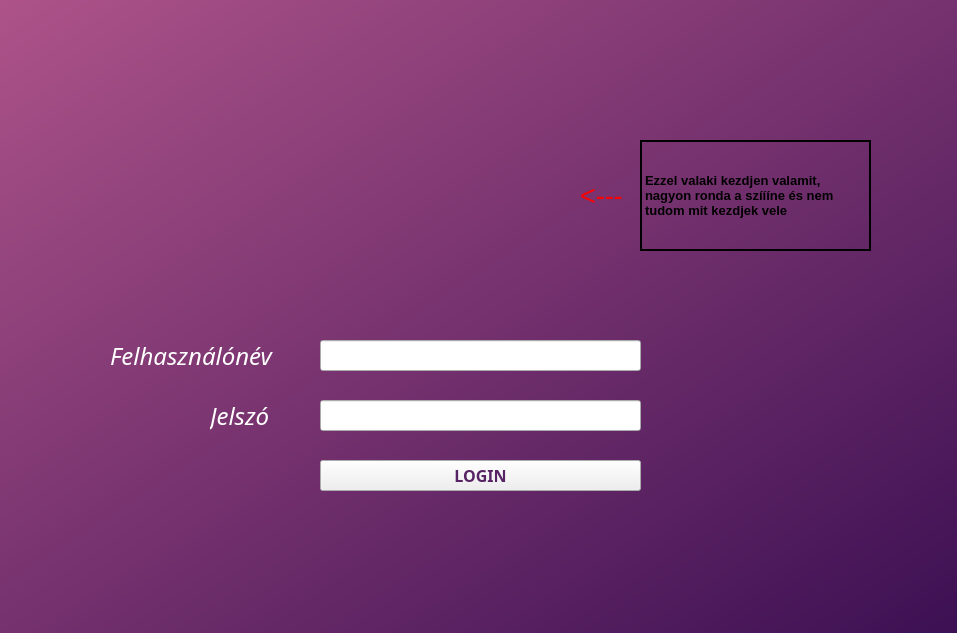
p-anna9603/fancy_nev, file qtserver/mainwindow.ui: the form before one commit.
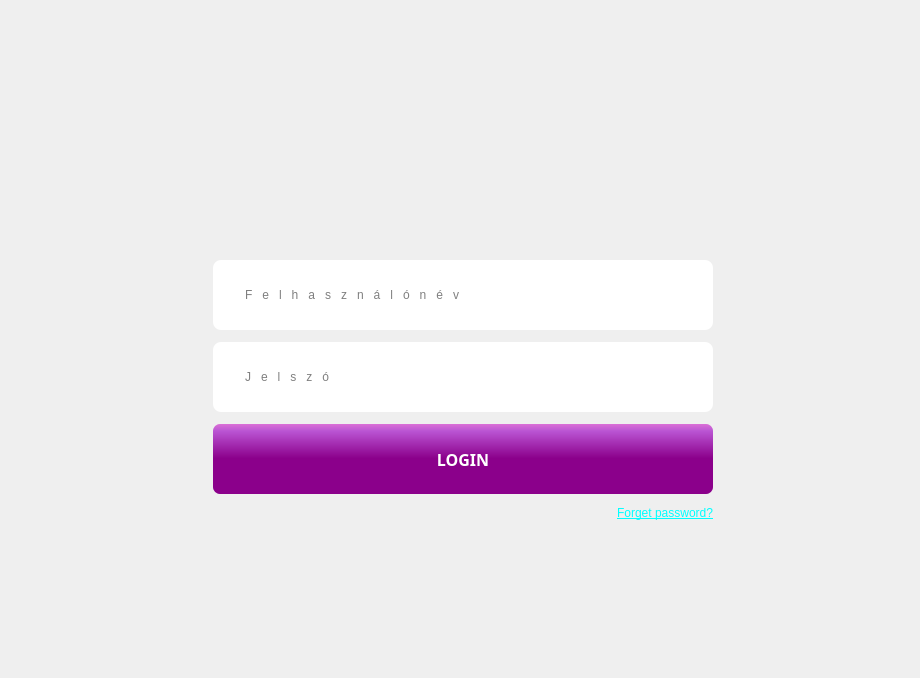
The form after the commit. Icons and pictures are not drawn.

```diff
--- a/qtserver/mainwindow.ui
+++ b/qtserver/mainwindow.ui
@@ -6,10 +6,22 @@
    <rect>
     <x>0</x>
     <y>0</y>
-    <width>957</width>
-    <height>633</height>
+    <width>920</width>
+    <height>678</height>
    </rect>
   </property>
+  <property name="minimumSize">
+   <size>
+    <width>500</width>
+    <height>500</height>
+   </size>
+  </property>
+  <property name="maximumSize">
+   <size>
+    <width>2000</width>
+    <height>2000</height>
+   </size>
+  </property>
   <property name="windowTitle">
    <string>Login</string>
   </property>
@@ -17,180 +29,298 @@
    <iconset resource="resource.qrc">
     <normaloff>:/resource/img/quizzyLogoTransparent.png</normaloff>:/resource/img/quizzyLogoTransparent.png</iconset>
   </property>
+  <property name="toolButtonStyle">
+   <enum>Qt::ToolButtonIconOnly</enum>
+  </property>
+  <property name="dockNestingEnabled">
+   <bool>false</bool>
+  </property>
   <widget class="QWidget" name="centralWidget">
    <property name="styleSheet">
-    <string notr="true">QWidget#centralWidget{background-color: qlineargradient(spread:pad, x1:0, y1:0, x2:1, y2:1, stop:0 rgba(173, 83, 137, 255), stop:1 rgba(60, 16, 83, 255));}</string>
+    <string notr="true">/*QWidget#centralWidget{background-color: qlineargradient(spread:pad, x1:0, y1:0, x2:1, y2:1, stop:0 rgba(173, 83, 137, 255), stop:1 rgba(60, 16, 83, 255));}*/
+
+/* további lehetséges hátterek:
+border-image: url(:/resource/img/bckg_5.jpg);
+border-image: url(:/resource/img/bckg_7.jpg);
+border-image: url(:/resource/img/bckg_10.jpg);
+*/
+
+QWidget#centralWidget
+{
+/*background-image: url(:/resource/img/backg_1.jpg);*/
+border-image: url(:/resource/img/backg_1.jpg);
+background-repeat: no-repeat, repeat;
+bacground-position: center;
+/*background-size: cover;
+position: relative;*/
+}
+
+QPushButton:hover
+{
+   background-color:white;
+}</string>
    </property>
-   <widget class="QLineEdit" name="usernameLogin">
-    <property name="geometry">
-     <rect>
-      <x>320</x>
-      <y>340</y>
-      <width>321</width>
-      <height>31</height>
-     </rect>
-    </property>
-   </widget>
-   <widget class="QLineEdit" name="passwordLogin">
-    <property name="geometry">
-     <rect>
-      <x>320</x>
-      <y>400</y>
-      <width>321</width>
-      <height>31</height>
-     </rect>
-    </property>
-   </widget>
-   <widget class="QPushButton" name="pushButton_2">
-    <property name="geometry">
-     <rect>
-      <x>320</x>
-      <y>460</y>
-      <width>321</width>
-      <height>31</height>
-     </rect>
-    </property>
-    <property name="font">
-     <font>
-      <family>Tw Cen MT Condensed</family>
-      <pointsize>12</pointsize>
-      <weight>75</weight>
-      <bold>true</bold>
-     </font>
-    </property>
-    <property name="styleSheet">
-     <string notr="true">color: rgb(87, 35, 100);</string>
-    </property>
-    <property name="text">
-     <string>LOGIN</string>
-    </property>
-   </widget>
-   <widget class="QLabel" name="label">
-    <property name="geometry">
-     <rect>
-      <x>110</x>
-      <y>340</y>
-      <width>221</width>
-      <height>31</height>
-     </rect>
-    </property>
-    <property name="font">
-     <font>
-      <family>Tw Cen MT</family>
-      <pointsize>18</pointsize>
-      <italic>true</italic>
-     </font>
-    </property>
-    <property name="styleSheet">
-     <string notr="true">color: rgb(255, 255, 255);</string>
-    </property>
-    <property name="text">
-     <string>Felhasználónév</string>
-    </property>
-   </widget>
-   <widget class="QLabel" name="label_2">
-    <property name="geometry">
-     <rect>
-      <x>210</x>
-      <y>400</y>
-      <width>111</width>
-      <height>31</height>
-     </rect>
-    </property>
-    <property name="font">
-     <font>
-      <family>Tw Cen MT</family>
-      <pointsize>18</pointsize>
-      <italic>true</italic>
-     </font>
-    </property>
-    <property name="styleSheet">
-     <string notr="true">color: rgb(255, 255, 255);</string>
-    </property>
-    <property name="text">
-     <string>Jelszó</string>
-    </property>
-   </widget>
-   <widget class="QLabel" name="loginPicture">
-    <property name="geometry">
-     <rect>
-      <x>390</x>
-      <y>130</y>
-      <width>191</width>
-      <height>181</height>
-     </rect>
-    </property>
-    <property name="text">
-     <string/>
-    </property>
-    <property name="pixmap">
-     <pixmap resource="resource.qrc">:/resource/img/loginTrans.png</pixmap>
-    </property>
-    <property name="scaledContents">
-     <bool>true</bool>
-    </property>
-   </widget>
-   <widget class="QLabel" name="label_3">
-    <property name="geometry">
-     <rect>
-      <x>640</x>
-      <y>140</y>
-      <width>231</width>
-      <height>111</height>
-     </rect>
-    </property>
-    <property name="font">
-     <font>
-      <pointsize>10</pointsize>
-      <weight>75</weight>
-      <bold>true</bold>
-     </font>
-    </property>
-    <property name="autoFillBackground">
-     <bool>false</bool>
-    </property>
-    <property name="frameShape">
-     <enum>QFrame::Box</enum>
-    </property>
-    <property name="lineWidth">
-     <number>2</number>
-    </property>
-    <property name="midLineWidth">
-     <number>2</number>
-    </property>
-    <property name="text">
-     <string>Ezzel valaki kezdjen valamit, nagyon ronda a szíííne és nem tudom mit kezdjek vele</string>
-    </property>
-    <property name="scaledContents">
-     <bool>true</bool>
-    </property>
-    <property name="wordWrap">
-     <bool>true</bool>
-    </property>
-   </widget>
-   <widget class="QLabel" name="label_4">
-    <property name="geometry">
-     <rect>
-      <x>580</x>
-      <y>170</y>
-      <width>91</width>
-      <height>51</height>
-     </rect>
-    </property>
-    <property name="font">
-     <font>
-      <pointsize>20</pointsize>
-      <weight>50</weight>
-      <bold>false</bold>
-     </font>
-    </property>
-    <property name="styleSheet">
-     <string notr="true">color: rgb(255, 0, 0);</string>
-    </property>
-    <property name="text">
-     <string>&lt;---</string>
-    </property>
-   </widget>
+   <layout class="QHBoxLayout" name="horizontalLayout_3">
+    <item>
+     <layout class="QHBoxLayout" name="horizontalLayout_2"/>
+    </item>
+    <item>
+     <layout class="QVBoxLayout" name="verticalLayout">
+      <property name="sizeConstraint">
+       <enum>QLayout::SetFixedSize</enum>
+      </property>
+      <property name="topMargin">
+       <number>50</number>
+      </property>
+      <property name="bottomMargin">
+       <number>50</number>
+      </property>
+      <item>
+       <widget class="QLabel" name="label_4">
+        <property name="sizePolicy">
+         <sizepolicy hsizetype="Expanding" vsizetype="Expanding">
+          <horstretch>0</horstretch>
+          <verstretch>0</verstretch>
+         </sizepolicy>
+        </property>
+        <property name="maximumSize">
+         <size>
+          <width>231</width>
+          <height>181</height>
+         </size>
+        </property>
+        <property name="text">
+         <string/>
+        </property>
+        <property name="pixmap">
+         <pixmap resource="resource.qrc">:/resource/img/loginTrans3.png</pixmap>
+        </property>
+        <property name="scaledContents">
+         <bool>true</bool>
+        </property>
+        <property name="alignment">
+         <set>Qt::AlignCenter</set>
+        </property>
+       </widget>
+      </item>
+      <item>
+       <widget class="QLineEdit" name="usernameLogin">
+        <property name="sizePolicy">
+         <sizepolicy hsizetype="Expanding" vsizetype="Expanding">
+          <horstretch>0</horstretch>
+          <verstretch>0</verstretch>
+         </sizepolicy>
+        </property>
+        <property name="maximumSize">
+         <size>
+          <width>500</width>
+          <height>70</height>
+         </size>
+        </property>
+        <property name="cursor">
+         <cursorShape>IBeamCursor</cursorShape>
+        </property>
+        <property name="mouseTracking">
+         <bool>true</bool>
+        </property>
+        <property name="contextMenuPolicy">
+         <enum>Qt::DefaultContextMenu</enum>
+        </property>
+        <property name="toolTip">
+         <string>&lt;html&gt;&lt;head/&gt;&lt;body&gt;&lt;p&gt;&lt;img src=&quot;:/resource/img/loginTrans.png&quot;/&gt;&lt;/p&gt;&lt;/body&gt;&lt;/html&gt;</string>
+        </property>
+        <property name="autoFillBackground">
+         <bool>false</bool>
+        </property>
+        <property name="styleSheet">
+         <string notr="true">/*
+background-image: url(:/resource/img/kicsi_login_szurke.png);
+background-repeat: no-repeat, repeat;
+background-attachment: fixed;
+background-position:  left;
+
+padding-left: 30px;
+text-align:justify; 
+letter-spacing: 10px;
+font: 14pt &quot;MS Shell Dlg 2&quot;;*/
+
+QLineEdit {
+background-image: url(:/resource/img/kicsi_user_login.png);
+/*background-image: url(:/resource/img/kicsi_login_szurke.png);*/
+background-repeat: no-repeat, repeat;
+padding-left:10px;
+background-attachment: fixed;
+background-position:  left;
+
+padding: 1px;
+border-style: solid;
+/*border: 2px solid gray;*/
+border-radius: 8px;
+
+padding-left: 30px;
+text-align:justify; 
+letter-spacing: 10px;
+font: 14pt &quot;MS Shell Dlg 2&quot;;
+}
+</string>
+        </property>
+        <property name="inputMethodHints">
+         <set>Qt::ImhNone</set>
+        </property>
+        <property name="text">
+         <string/>
+        </property>
+        <property name="placeholderText">
+         <string>Felhasználónév</string>
+        </property>
+       </widget>
+      </item>
+      <item>
+       <widget class="QLineEdit" name="passwordLogin">
+        <property name="sizePolicy">
+         <sizepolicy hsizetype="Expanding" vsizetype="Expanding">
+          <horstretch>0</horstretch>
+          <verstretch>0</verstretch>
+         </sizepolicy>
+        </property>
+        <property name="minimumSize">
+         <size>
+          <width>0</width>
+          <height>0</height>
+         </size>
+        </property>
+        <property name="maximumSize">
+         <size>
+          <width>500</width>
+          <height>70</height>
+         </size>
+        </property>
+        <property name="styleSheet">
+         <string notr="true">/*
+background-image: url(:/resource/img/lock_icon.png);
+background-repeat: no-repeat, repeat;
+background-attachment: fixed;
+background-position:  left;*/
+
+/*
+padding-left: 30px;
+text-align:justify; 
+letter-spacing: 10px;
+font: 14pt &quot;MS Shell Dlg 2&quot;;*/
+
+QLineEdit {
+background-image: url(:/resource/img/lock_icon.png);
+background-repeat: no-repeat, repeat;
+background-attachment: fixed;
+background-position:  left;
+
+padding: 1px;
+border-style: solid;
+/*border: 2px solid gray;*/
+border-radius: 8px;
+
+padding-left: 30px;
+text-align:justify; 
+letter-spacing: 10px;
+font: 14pt &quot;MS Shell Dlg 2&quot;;
+}</string>
+        </property>
+        <property name="echoMode">
+         <enum>QLineEdit::Password</enum>
+        </property>
+        <property name="readOnly">
+         <bool>false</bool>
+        </property>
+        <property name="placeholderText">
+         <string>Jelszó</string>
+        </property>
+       </widget>
+      </item>
+      <item>
+       <widget class="QPushButton" name="pushButton_2">
+        <property name="sizePolicy">
+         <sizepolicy hsizetype="Expanding" vsizetype="Expanding">
+          <horstretch>0</horstretch>
+          <verstretch>0</verstretch>
+         </sizepolicy>
+        </property>
+        <property name="maximumSize">
+         <size>
+          <width>500</width>
+          <height>70</height>
+         </size>
+        </property>
+        <property name="font">
+         <font>
+          <family>Tw Cen MT Condensed</family>
+          <pointsize>12</pointsize>
+          <weight>75</weight>
+          <bold>true</bold>
+         </font>
+        </property>
+        <property name="styleSheet">
+         <string notr="true">QPushButton {
+color: white;
+background-color: QLinearGradient( x1: 0, y1: 0, x2: 0, y2: 1, stop: 0 #da70d6, stop: 0.1 #ba55d3,  stop: 0.49 #8b008b );
+border-radius: 7;
+/*ccc*/
+}
+QPushButton:hover {
+background-color: QLinearGradient( x1: 0, y1: 0, x2: 0, y2: 1, stop: 0 #D7BDE2, stop: 0.1 #C39BD3,  stop: 0.49 #BB8FCE );
+}
+</string>
+        </property>
+        <property name="text">
+         <string>LOGIN</string>
+        </property>
+       </widget>
+      </item>
+      <item>
+       <widget class="QLabel" name="label">
+        <property name="sizePolicy">
+         <sizepolicy hsizetype="Expanding" vsizetype="Expanding">
+          <horstretch>0</horstretch>
+          <verstretch>0</verstretch>
+         </sizepolicy>
+        </property>
+        <property name="maximumSize">
+         <size>
+          <width>500</width>
+          <height>100</height>
+         </size>
+        </property>
+        <property name="styleSheet">
+         <string notr="true">font: 12pt &quot;MS Shell Dlg 2&quot;;
+text-decoration: underline;
+
+color: rgb(0, 255, 255);
+
+
+</string>
+        </property>
+        <property name="text">
+         <string>Forget password?</string>
+        </property>
+        <property name="alignment">
+         <set>Qt::AlignRight|Qt::AlignTop|Qt::AlignTrailing</set>
+        </property>
+       </widget>
+      </item>
+     </layout>
+    </item>
+   </layout>
+  </widget>
+  <widget class="QDockWidget" name="dockWidget">
+   <property name="maximumSize">
+    <size>
+     <width>0</width>
+     <height>0</height>
+    </size>
+   </property>
+   <attribute name="dockWidgetArea">
+    <number>1</number>
+   </attribute>
+   <widget class="QWidget" name="dockWidgetContents_2"/>
   </widget>
  </widget>
  <layoutdefault spacing="6" margin="11"/>
```
